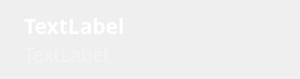
This is Terminal/src/SolutionItem.ui in OoShawnoO/Robert as Qt 5 draws it before an edit. The edited form follows.
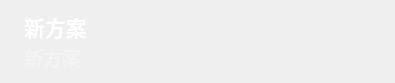
This is the edited form. Icons and pictures are not drawn.

```diff
--- a/Terminal/src/SolutionItem.ui
+++ b/Terminal/src/SolutionItem.ui
@@ -6,12 +6,12 @@
    <rect>
     <x>0</x>
     <y>0</y>
-    <width>300</width>
-    <height>60</height>
+    <width>395</width>
+    <height>77</height>
    </rect>
   </property>
   <property name="sizePolicy">
-   <sizepolicy hsizetype="Preferred" vsizetype="Preferred">
+   <sizepolicy hsizetype="Preferred" vsizetype="Fixed">
     <horstretch>0</horstretch>
     <verstretch>0</verstretch>
    </sizepolicy>
@@ -80,7 +80,7 @@
         <number>1</number>
        </property>
        <property name="text">
-        <string>TextLabel</string>
+        <string>新方案</string>
        </property>
        <property name="scaledContents">
         <bool>false</bool>
@@ -109,7 +109,7 @@
         <number>1</number>
        </property>
        <property name="text">
-        <string>TextLabel</string>
+        <string>新方案</string>
        </property>
       </widget>
      </item>
```
